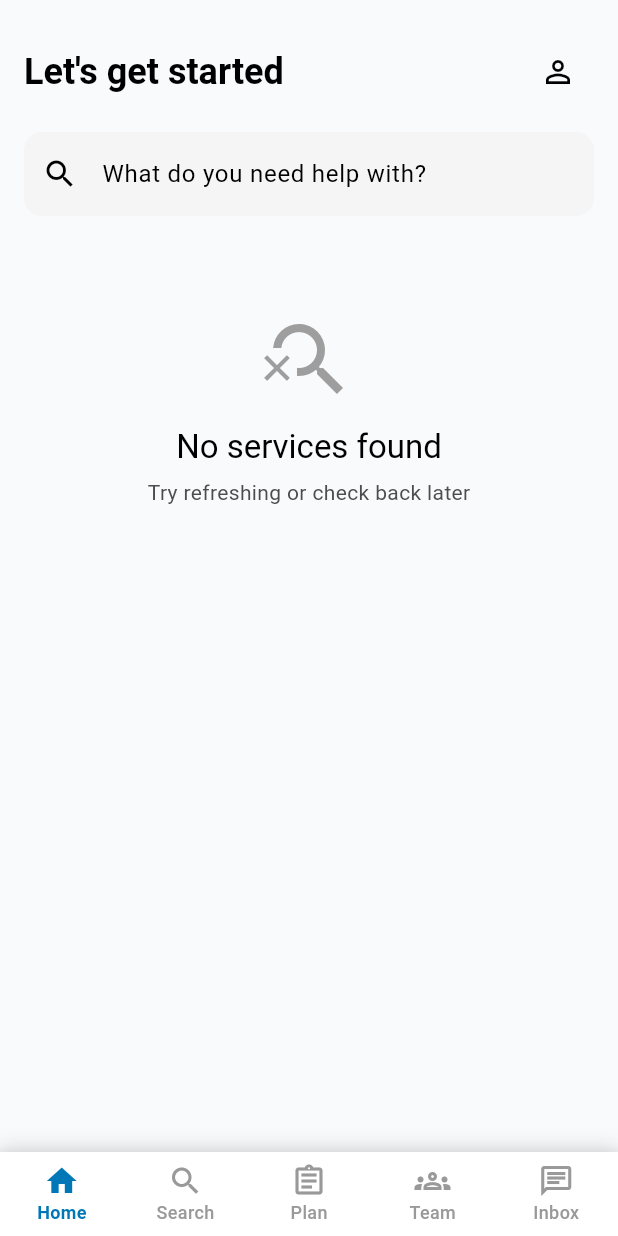
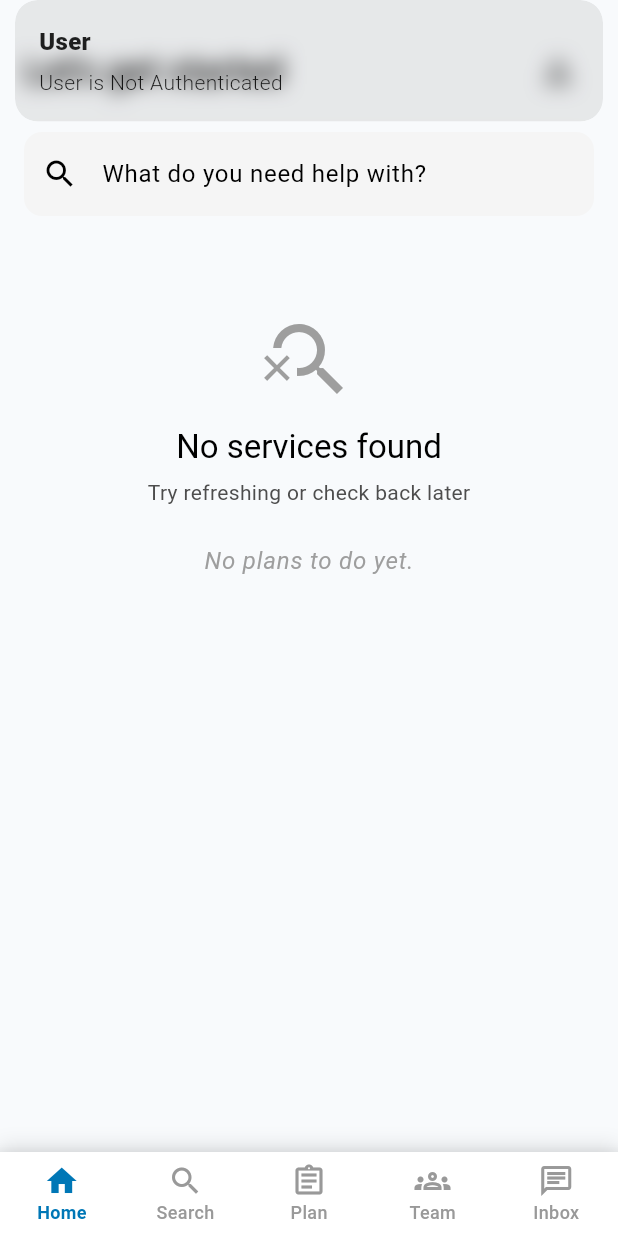
Before and after one commit to Lead-Generation-Market-Place/MarketPlace_Customer, a Flutter app: the screen it shows after launch, after a tap on "Skip", on a phone screen of 412 x 824 dp. Run offline on Flutter 3.47's test engine with Material 3 defaults, Android fonts, the light colour scheme and no system bars; our stand-ins replace device_info_plus, fluttertoast, get, google_sign_in, image_picker, logger and 5 more; accounts and stored records are empty; project files that could hold a hidden picture were left out.

Commit message:
plan view at home screen done

```diff
--- a/lib/feature/home/controllers/home_controller.dart
+++ b/lib/feature/home/controllers/home_controller.dart
@@ -1,3 +1,5 @@
+import 'dart:math';
+
 import 'package:fluttertoast/fluttertoast.dart';
 import 'package:get/get.dart';
 import 'package:logger/web.dart';
@@ -11,10 +13,13 @@ class HomeController extends GetxController {
   RxList<Map<String, dynamic>> services = <Map<String, dynamic>>[].obs;
   RxList<Map<String, dynamic>> questions = <Map<String, dynamic>>[].obs;
   RxList<Map<String, dynamic>> answers = <Map<String, dynamic>>[].obs;
+  RxList<Map<String, dynamic>> plansToDo = <Map<String, dynamic>>[].obs;
+  List planTypes = ['active', 'todo', 'done'];
   @override
   void onInit() async {
     super.onInit();
     await fetchServices();
+    await _fetchAllPlans();
   }
 
   Future<void> fetchServices() async {
@@ -100,6 +105,40 @@ class HomeController extends GetxController {
     }
   }
 
+  Future<void> _fetchAllPlans() async {
+    final userId = supabase.auth.currentUser?.id ?? '';
+    if (userId.isEmpty) {
+      Get.snackbar('User', "User is Not Authenticated");
+      return;
+    }
+    final random = Random();
+    final randomIndex = random.nextInt(planTypes.length);
+    final randomPlanType = planTypes[randomIndex];
+    isLoading.value = true;
+
+    try {
+      final response = await supabase
+          .from('plan')
+          .select('*, services!inner(name)')
+          .eq('user_id', userId)
+          .eq('plan_status', randomPlanType)
+          .order('created_at', ascending: false);
+      if (response.isEmpty) {
+        Get.snackbar('Not Found', 'The Plan NOt Found for the above user');
+        plansToDo.clear();
+      } else {
+        plansToDo.assignAll(response.cast<Map<String, dynamic>>());
+        print(plansToDo);
+      }
+    } on PostgrestException catch (e) {
+      Get.snackbar('Posgree', 'Database Error Occurred');
+    } catch (e) {
+      Get.snackbar('Exception', '$e');
+    } finally {
+      isLoading.value = false;
+    }
+  }
+
   @override
   void onClose() {
     services.clear();
--- a/lib/feature/home/views/home_view.dart
+++ b/lib/feature/home/views/home_view.dart
@@ -1,6 +1,7 @@
 import 'package:flutter/material.dart';
 import 'package:get/get.dart';
-
+import 'package:us_connector/core/constants/capitalize_first_letter.dart';
+import 'package:us_connector/core/constants/date_format_helper.dart';
 import 'package:us_connector/core/routes/routes.dart';
 import 'package:us_connector/core/widgets/bottom_navbar.dart';
 import 'package:us_connector/feature/home/controllers/home_controller.dart';
@@ -61,13 +62,8 @@ class HomeView extends GetView<HomeController> {
                     filled: true,
                     fillColor: Colors.grey[100],
                   ),
-                  onChanged: (value) {
-                    // Optional: debounce or search filter
-                    print("Search: $value");
-                  },
-                  onSubmitted: (value) {
-                    print("Search submitted: $value");
-                  },
+                  onChanged: (value) {},
+                  onSubmitted: (value) {},
                 ),
               ),
               // Horizontal Services List
@@ -75,13 +71,12 @@ class HomeView extends GetView<HomeController> {
                 services: services,
                 onServiceTap: (service) async {
                   await controller.fetchQuestions(service['id']);
-                  print('Tapped: ${service['name']}');
                 },
                 itemWidth: 160,
                 itemHeight: 200,
                 imageHeight: 120,
               ),
-
+              _buildPlans(controller, context),
             ],
           );
         }),
@@ -89,3 +84,107 @@ class HomeView extends GetView<HomeController> {
     );
   }
 }
+
+Widget _buildPlans(HomeController controller, BuildContext context) {
+  return Obx(() {
+    final plans = controller.plansToDo;
+    if (plans.isEmpty) {
+      return Padding(
+        padding: const EdgeInsets.symmetric(vertical: 24),
+        child: Center(
+          child: Text(
+            "No plans to do yet.",
+            style: Theme.of(context).textTheme.bodyLarge?.copyWith(
+              color: Colors.grey,
+              fontStyle: FontStyle.italic,
+            ),
+          ),
+        ),
+      );
+    }
+
+    return Padding(
+      padding: const EdgeInsets.symmetric(horizontal: 16, vertical: 24),
+      child: Column(
+        crossAxisAlignment: CrossAxisAlignment.start,
+        children: [
+          Text(
+            "Your ${capitalizeWords(plans[0]['plan_status'])} Plans",
+            style: Theme.of(
+              context,
+            ).textTheme.titleMedium?.copyWith(fontWeight: FontWeight.bold),
+          ),
+          const SizedBox(height: 12),
+          ListView.separated(
+            shrinkWrap: true,
+            physics: const NeverScrollableScrollPhysics(),
+            itemCount: plans.length > 4 ? 4 : plans.length,
+            separatorBuilder: (_, __) => const SizedBox(height: 10),
+            itemBuilder: (context, index) {
+              final plan = plans[index];
+              final serviceName = capitalizeWords(plan['services']['name']);
+              final planDate = DateFormatHelper().formatDate(
+                plan['created_at'],
+              );
+              final planStatus = plan['plan_status'] ?? 'Pending';
+
+              return Card(
+                elevation: 2,
+                shape: RoundedRectangleBorder(
+                  borderRadius: BorderRadius.circular(12),
+                ),
+                child: ListTile(
+                  leading: CircleAvatar(
+                    backgroundColor: Theme.of(context).primaryColorLight,
+                    child: Icon(
+                      Icons.event_note,
+                      color: Theme.of(context).primaryColor,
+                    ),
+                  ),
+                  title: Text(
+                    serviceName,
+                    style: Theme.of(context).textTheme.bodyLarge?.copyWith(
+                      fontWeight: FontWeight.w600,
+                    ),
+                  ),
+                  subtitle: planDate.isNotEmpty
+                      ? Text(
+                          "Date: $planDate",
+                          style: Theme.of(context).textTheme.bodySmall,
+                        )
+                      : null,
+                  trailing: Container(
+                    padding: const EdgeInsets.symmetric(
+                      horizontal: 12,
+                      vertical: 6,
+                    ),
+                    decoration: BoxDecoration(
+                      color: planStatus == 'active'
+                          ? Color(0xFFFF9800)
+                          : planStatus == 'todo'
+                          ? Color(0xFF2196F3)
+                          : Color(0xFF43A047),
+                      borderRadius: BorderRadius.circular(8),
+                    ),
+                    child: Text(
+                      capitalizeWords(planStatus),
+                      style: TextStyle(
+                        color: Colors.white,
+                        fontWeight: FontWeight.bold,
+                        fontSize: 12,
+                      ),
+                    ),
+                  ),
+                  onTap: () {
+                    //    print('Taped plan $plan');
+                    //Navigating to Single Plan View upon request
+                  },
+                ),
+              );
+            },
+          ),
+        ],
+      ),
+    );
+  });
+}
```
Also changed, not shown: lib/core/constants/date_format_helper.dart (added, +12 -0 lines), lib/feature/home/widgets/horizontal_services_list.dart (+4 -3 lines).
